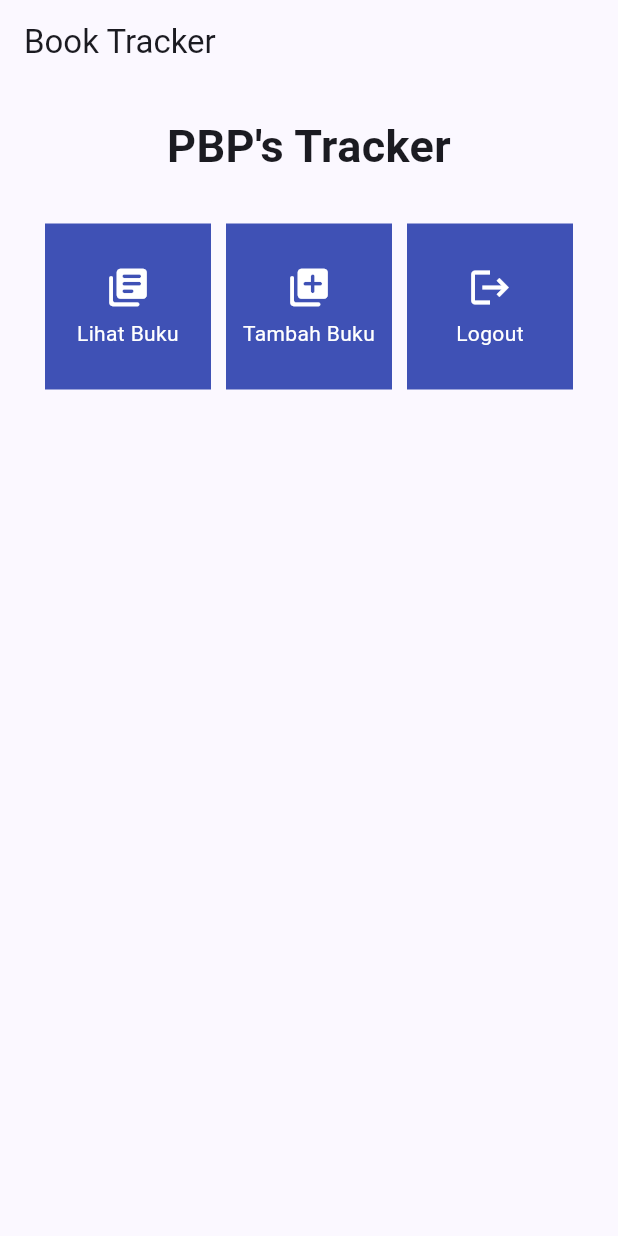
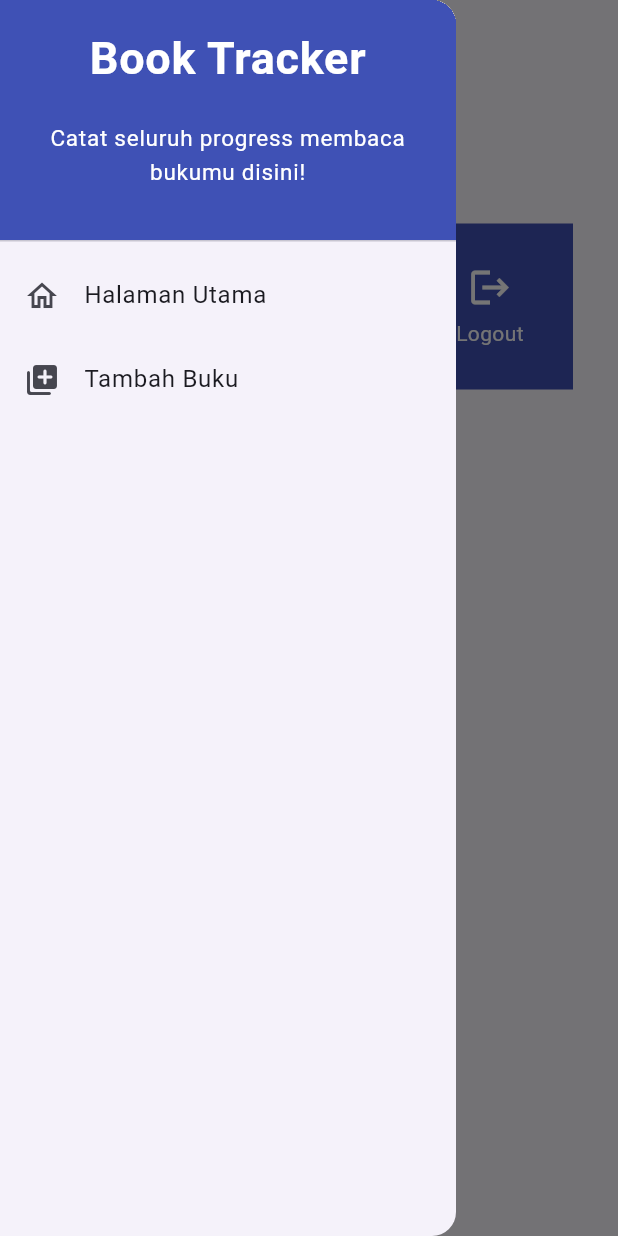
Before and after one commit to MhmdEagel/book_tracker_flutter, a Flutter app: the screen it shows after launch, with the side drawer open (before the commit the screen has no drawer), on a phone screen of 412 x 824 dp. Run offline on Flutter 3.47's test engine with Material 3 defaults, Android fonts, the phone set to English and light mode, and no system bars.

Commit message:
tutorial 7

```diff
--- /dev/null
+++ b/lib/widgets/left_drawer.dart
@@ -0,0 +1,59 @@
+import 'package:book_tracker/trackerlist_form.dart';
+import 'package:flutter/material.dart';
+import 'package:book_tracker/menu.dart';
+
+class LeftDrawer extends StatelessWidget {
+  const LeftDrawer({super.key});
+
+  @override
+  Widget build(BuildContext context) {
+    return Drawer(
+      child: ListView(
+        children: [
+          const DrawerHeader(
+            decoration: BoxDecoration(
+              color: Colors.indigo,
+            ),
+            child: Column(
+              children: [
+                Text(
+                  'Book Tracker',
+                  textAlign: TextAlign.center,
+                  style: TextStyle(
+                    fontSize: 30,
+                    fontWeight: FontWeight.bold,
+                    color: Colors.white,
+                  ),
+                ),
+                Padding(padding: EdgeInsets.all(10)),
+                Text("Catat seluruh progress membaca bukumu disini!",
+                    style: TextStyle(fontSize: 15, color: Colors.white),
+                    textAlign: TextAlign.center),
+              ],
+            ),
+          ),
+          ListTile(
+            leading: const Icon(Icons.home_outlined),
+            title: const Text('Halaman Utama'),
+            // Bagian redirection ke MyHomePage
+            onTap: () {
+              Navigator.pushReplacement(
+                  context,
+                  MaterialPageRoute(
+                    builder: (context) => MyHomePage(),
+                  ));
+            },
+          ),
+          ListTile(
+            leading: const Icon(Icons.library_add_rounded),
+            title: const Text('Tambah Buku'),
+            // Bagian redirection ke TrackerFormPage
+            onTap: () {
+              Navigator.pushReplacement(context, MaterialPageRoute(builder: (context) => const TrackerFormPage()));
+            },
+          ),
+        ],
+      ),
+    );
+  }
+}
```
Also changed, not shown: lib/menu.dart (+13 -5 lines), lib/trackerlist_form.dart (added, +158 -0 lines).
